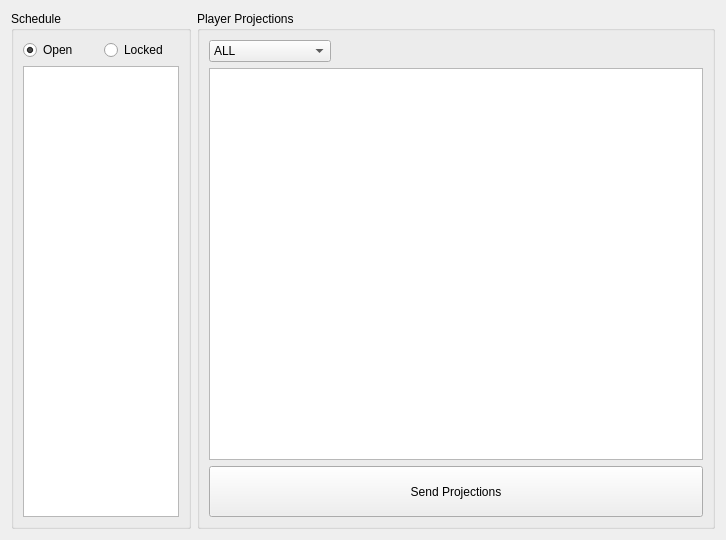
Old version of the form cute-fantasy/currentweekwidget.ui in the repository protoblock/protoblock.
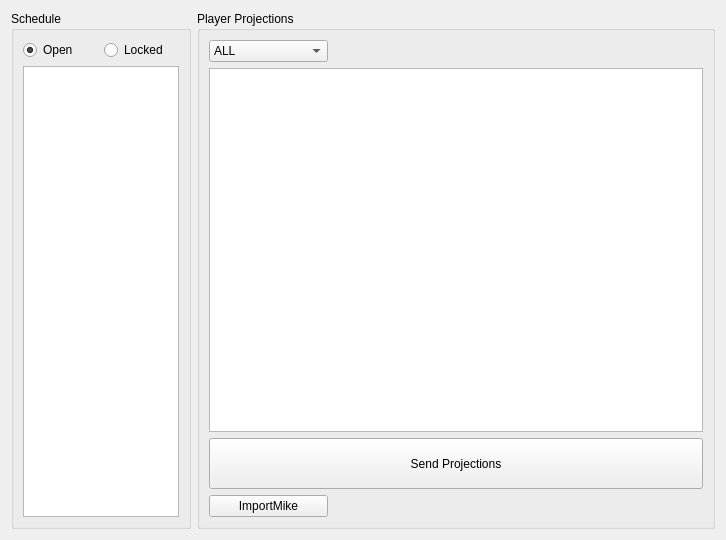
New version of the form.

Commit message: mike clay and hoot fixes.. needs refactor test

```diff
--- a/cute-fantasy/currentweekwidget.ui
+++ b/cute-fantasy/currentweekwidget.ui
@@ -177,6 +177,13 @@
         </property>
        </widget>
       </item>
+      <item row="3" column="0">
+       <widget class="QPushButton" name="importmike">
+        <property name="text">
+         <string>ImportMike</string>
+        </property>
+       </widget>
+      </item>
      </layout>
     </widget>
    </item>
```
Left out of the diff: 32 changed lines with no effect on the pictures. The commit also changes 13 other files.
